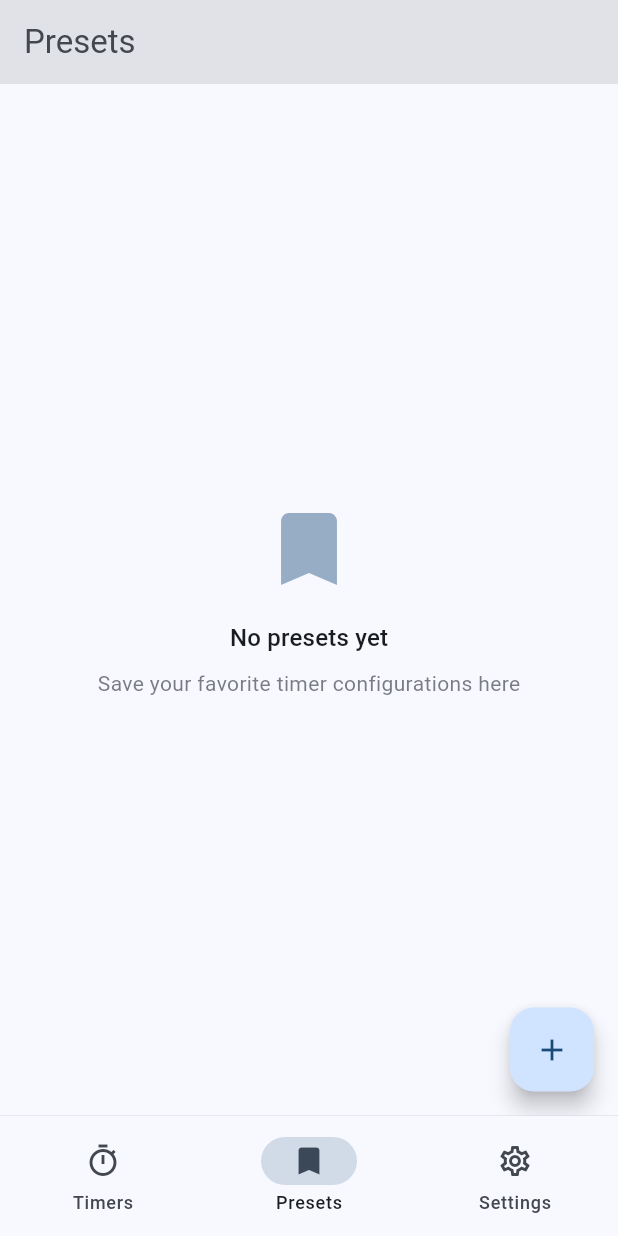
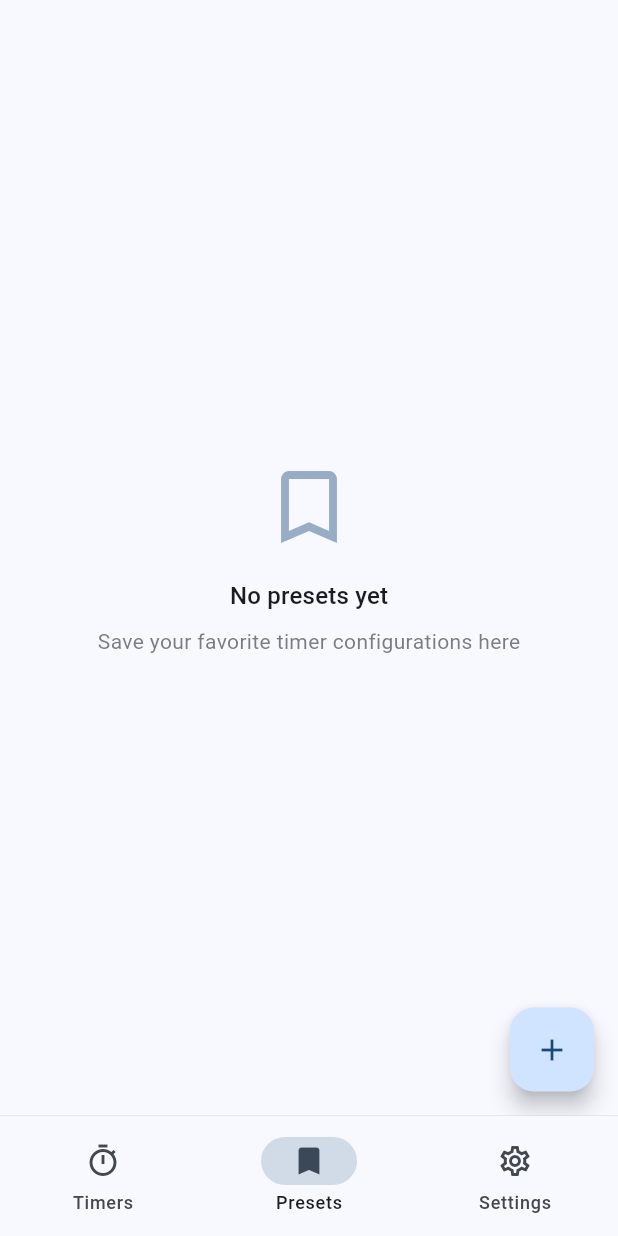
Before and after one commit to zaynOm/multi_timer, a Flutter app: the screen it shows after launch, item 2 of the bottom bar chosen, after a tap on the "add" icon, on a phone screen of 412 x 824 dp. Run offline on Flutter 3.47's test engine with Material 3 defaults, Android fonts, the light colour scheme and no system bars; our stand-ins replace flutter_local_notifications, shared_preferences.

Commit message:
refactor: replace AppBar with SafeArea in multiple screens for improved layout

```diff
--- a/lib/screens/presets_screen.dart
+++ b/lib/screens/presets_screen.dart
@@ -8,19 +8,15 @@ class PresetsScreen extends StatelessWidget {
     final colorScheme = Theme.of(context).colorScheme;
 
     return Scaffold(
-      appBar: AppBar(
-        title: const Text('Presets'),
-        backgroundColor: colorScheme.surfaceContainerHighest,
-        foregroundColor: colorScheme.onSurfaceVariant,
-      ),
-      body: Center(
+      body: SafeArea(
+        child: Center(
           child: Column(
             mainAxisAlignment: MainAxisAlignment.center,
             children: [
               Icon(
-              Icons.bookmark_outlined,
+                Icons.bookmark_outline,
                 size: 64,
-              color: colorScheme.primary.withOpacity(0.5),
+                color: colorScheme.primary.withValues(alpha: .5),
               ),
               const SizedBox(height: 16),
               Text(
@@ -31,10 +27,11 @@ class PresetsScreen extends StatelessWidget {
               Text(
                 'Save your favorite timer configurations here',
                 style: Theme.of(context).textTheme.bodyMedium?.copyWith(
-                color: colorScheme.onSurfaceVariant.withOpacity(0.7),
+                  color: colorScheme.onSurfaceVariant.withValues(alpha: .7),
                 ),
               ),
             ],
+          ),
         ),
       ),
       floatingActionButton: FloatingActionButton(
--- a/lib/screens/settings_screen.dart
+++ b/lib/screens/settings_screen.dart
@@ -7,13 +7,8 @@ class SettingsScreen extends StatelessWidget {
   Widget build(BuildContext context) {
     final colorScheme = Theme.of(context).colorScheme;
 
-    return Scaffold(
-      appBar: AppBar(
-        title: const Text('Settings'),
-        backgroundColor: colorScheme.surfaceContainerHighest,
-        foregroundColor: colorScheme.onSurfaceVariant,
-      ),
-      body: ListView(
+    return SafeArea(
+      child: ListView(
         children: [
           const SizedBox(height: 8),
           Padding(
--- a/lib/screens/timer_list_screen.dart
+++ b/lib/screens/timer_list_screen.dart
@@ -242,7 +242,7 @@ class _TimerListScreenState extends State<TimerListScreen> {
                         hintText: 'Enter a name for this timer',
                         filled: true,
                         fillColor: colorScheme.surfaceContainerHighest
-                            .withOpacity(0.3),
+                            .withValues(alpha: .3),
                         border: OutlineInputBorder(
                           borderRadius: BorderRadius.circular(12),
                           borderSide: BorderSide.none,
@@ -327,13 +327,11 @@ class _TimerListScreenState extends State<TimerListScreen> {
     final colorScheme = Theme.of(context).colorScheme;
 
     return Scaffold(
-      appBar: AppBar(
-        title: const Text('Timers'),
-        backgroundColor: colorScheme.surfaceContainerHighest,
-        foregroundColor: colorScheme.onSurfaceVariant,
-      ),
-      body:
-          _timers.isEmpty
+      body: SafeArea(
+        child:
+            _isLoading
+                ? Center(child: CircularProgressIndicator())
+                : _timers.isEmpty
               ? Center(
                 child: Column(
                   mainAxisAlignment: MainAxisAlignment.center,
@@ -341,7 +339,7 @@ class _TimerListScreenState extends State<TimerListScreen> {
                     Icon(
                       Icons.timer_outlined,
                       size: 64,
-                      color: colorScheme.primary.withOpacity(0.5),
+                        color: colorScheme.primary.withValues(alpha: .5),
                     ),
                     const SizedBox(height: 16),
                     Text(
@@ -352,7 +350,9 @@ class _TimerListScreenState extends State<TimerListScreen> {
                     Text(
                       'Add a timer by tapping the + button below',
                       style: Theme.of(context).textTheme.bodyMedium?.copyWith(
-                        color: colorScheme.onSurfaceVariant.withOpacity(0.7),
+                          color: colorScheme.onSurfaceVariant.withValues(
+                            alpha: .7,
+                          ),
                       ),
                     ),
                   ],
@@ -373,6 +373,7 @@ class _TimerListScreenState extends State<TimerListScreen> {
                     ),
                   );
                 },
+                ),
               ),
       floatingActionButton: FloatingActionButton(
         onPressed: _showAddTimerDialog,
```
Lines whose indentation alone changed are shown as unchanged.
